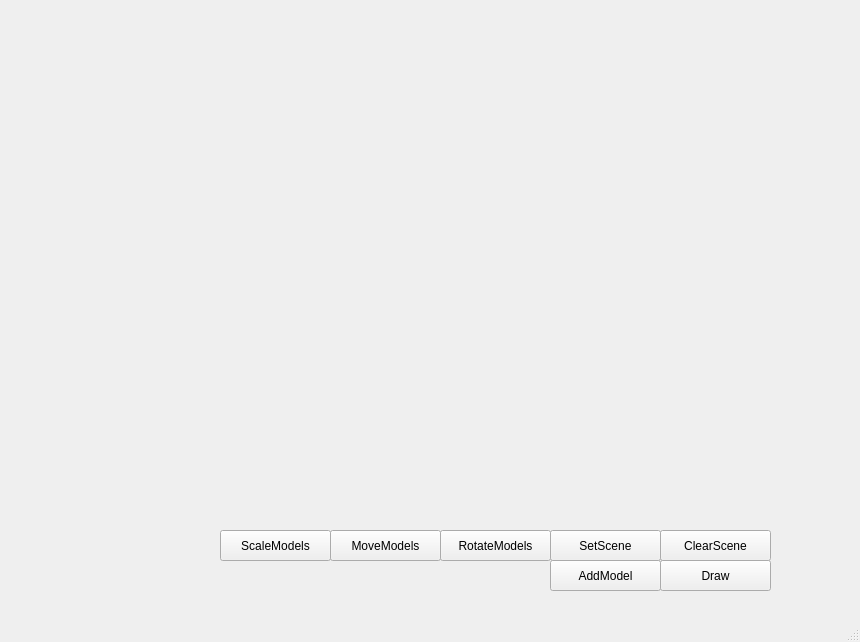
Qt form lab3/mainwindow.ui (Inlucker/OOP) before a commit.
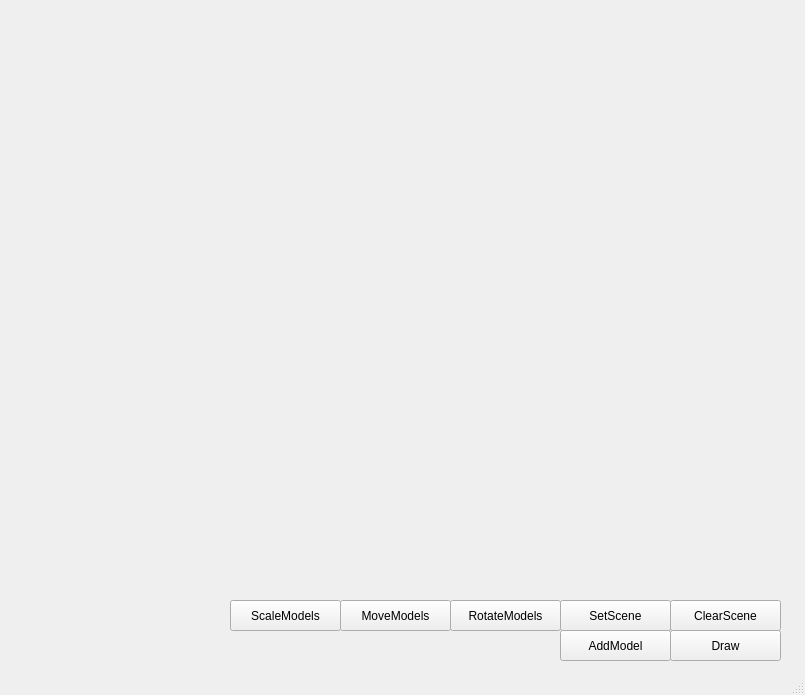
The same form after that commit.

Commit message: added move and scale by RMB and mouseWheel

Patch:
```diff
--- a/lab3/mainwindow.ui
+++ b/lab3/mainwindow.ui
@@ -6,8 +6,8 @@
    <rect>
     <x>0</x>
     <y>0</y>
-    <width>860</width>
-    <height>642</height>
+    <width>805</width>
+    <height>695</height>
    </rect>
   </property>
   <property name="windowTitle">
@@ -20,7 +20,7 @@
       <x>10</x>
       <y>10</y>
       <width>771</width>
-      <height>511</height>
+      <height>581</height>
      </rect>
     </property>
     <layout class="QGridLayout" name="gridLayout"/>
@@ -28,8 +28,8 @@
    <widget class="QPushButton" name="SetSceneBtn">
     <property name="geometry">
      <rect>
-      <x>550</x>
-      <y>530</y>
+      <x>560</x>
+      <y>600</y>
       <width>111</width>
       <height>31</height>
      </rect>
@@ -41,8 +41,8 @@
    <widget class="QPushButton" name="DrawBtn">
     <property name="geometry">
      <rect>
-      <x>660</x>
-      <y>560</y>
+      <x>670</x>
+      <y>630</y>
       <width>111</width>
       <height>31</height>
      </rect>
@@ -54,8 +54,8 @@
    <widget class="QPushButton" name="ClearSceneBtn">
     <property name="geometry">
      <rect>
-      <x>660</x>
-      <y>530</y>
+      <x>670</x>
+      <y>600</y>
       <width>111</width>
       <height>31</height>
      </rect>
@@ -67,8 +67,8 @@
    <widget class="QPushButton" name="AddModelBtn">
     <property name="geometry">
      <rect>
-      <x>550</x>
-      <y>560</y>
+      <x>560</x>
+      <y>630</y>
       <width>111</width>
       <height>31</height>
      </rect>
@@ -80,8 +80,8 @@
    <widget class="QPushButton" name="RotateModelBtn">
     <property name="geometry">
      <rect>
-      <x>440</x>
-      <y>530</y>
+      <x>450</x>
+      <y>600</y>
       <width>111</width>
       <height>31</height>
      </rect>
@@ -93,8 +93,8 @@
    <widget class="QPushButton" name="MoveModelBtn">
     <property name="geometry">
      <rect>
-      <x>330</x>
-      <y>530</y>
+      <x>340</x>
+      <y>600</y>
       <width>111</width>
       <height>31</height>
      </rect>
@@ -106,8 +106,8 @@
    <widget class="QPushButton" name="ScaleModelBtn">
     <property name="geometry">
      <rect>
-      <x>220</x>
-      <y>530</y>
+      <x>230</x>
+      <y>600</y>
       <width>111</width>
       <height>31</height>
      </rect>
```
Left out of the diff: 2 changed lines with no effect on the pictures. The commit also changes 2 other files.
